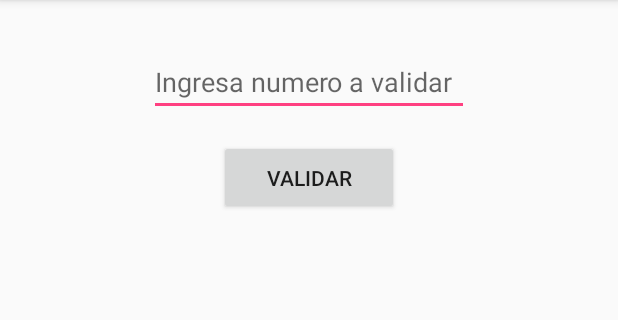
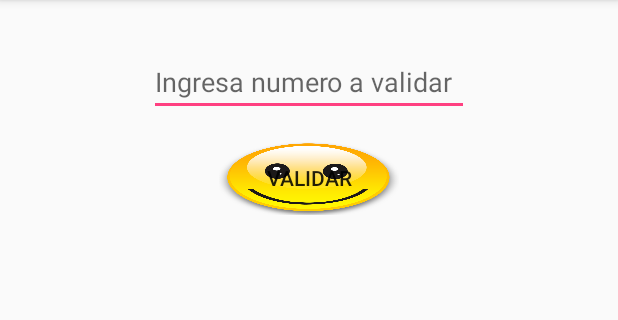
Before and after one commit to robertojf2012/CursoAndroid2018, an Android app: the screen it shows after launch (MainActivity), after a tap on "VALIDAR", on a phone screen of 412 x 824 dp, the part 84-404 px from its top. Run offline under Robolectric (Android 15) with nearby library versions, the phone set to English and light mode, and no system bars.

Commit message:
Correcion de errores en PAR IMPAR

```diff
--- a/Par_Impar/app/src/main/java/com/example/robert/par_impar/MainActivity.kt
+++ b/Par_Impar/app/src/main/java/com/example/robert/par_impar/MainActivity.kt
@@ -16,13 +16,24 @@ class MainActivity : AppCompatActivity() {
         var etNumber = findViewById<EditText>(R.id.etNumber)
         var btnValidar = findViewById<Button>(R.id.btnValidar)
 
+        btnValidar.setBackgroundResource(R.drawable.smile)
+
         btnValidar.setOnClickListener {
-            var number =  etNumber.text.toString().toInt()
 
-            if(number%2==0){
-                Toast.makeText(this,"Numero PAR",Toast.LENGTH_SHORT).show()
+            var number =  etNumber.text.toString()
+
+            if(number.isEmpty()){
+                Toast.makeText(this,"Escribe un numero",Toast.LENGTH_SHORT).show()
             }else{
-                Toast.makeText(this,"Numero IMPAR",Toast.LENGTH_SHORT).show()
+                if(number.toInt() == 0){
+                    Toast.makeText(this,"Ingresa numero diferente de cero",Toast.LENGTH_SHORT).show()
+                }else{
+                    if(number.toInt()%2==0){
+                        Toast.makeText(this,"Numero PAR",Toast.LENGTH_SHORT).show()
+                    }else{
+                        Toast.makeText(this,"Numero IMPAR",Toast.LENGTH_SHORT).show()
+                    }
+                }
             }
         }
     }
```
Also changed, not shown: Par_Impar/app/src/main/res/drawable/smile.png (added).
